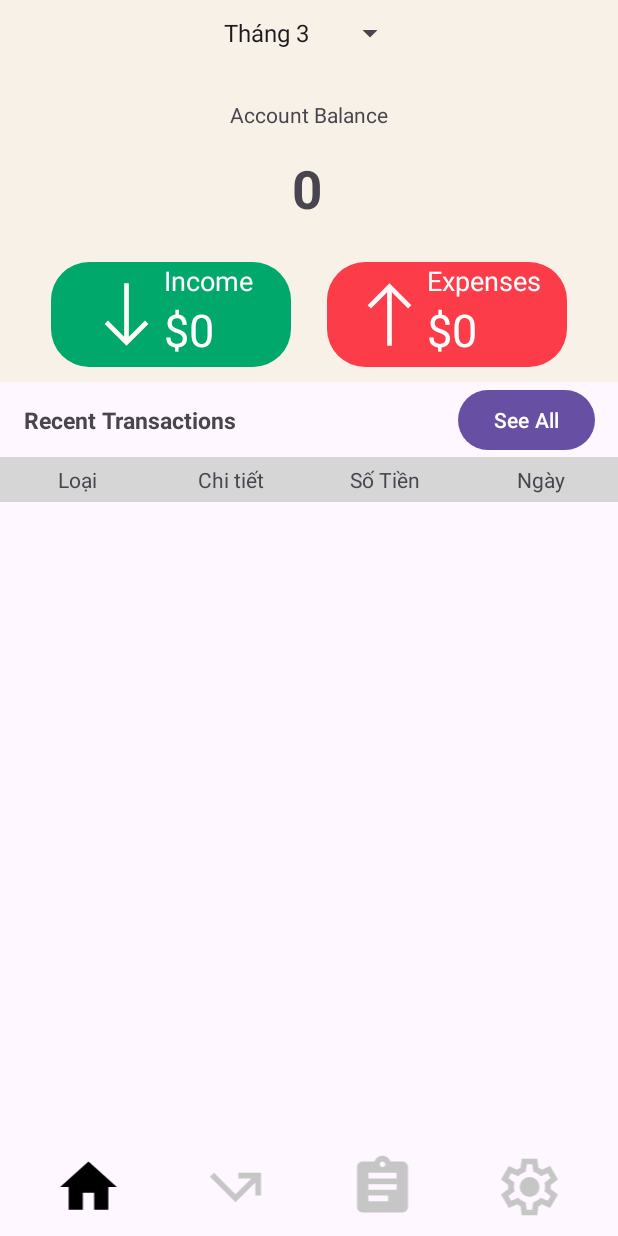
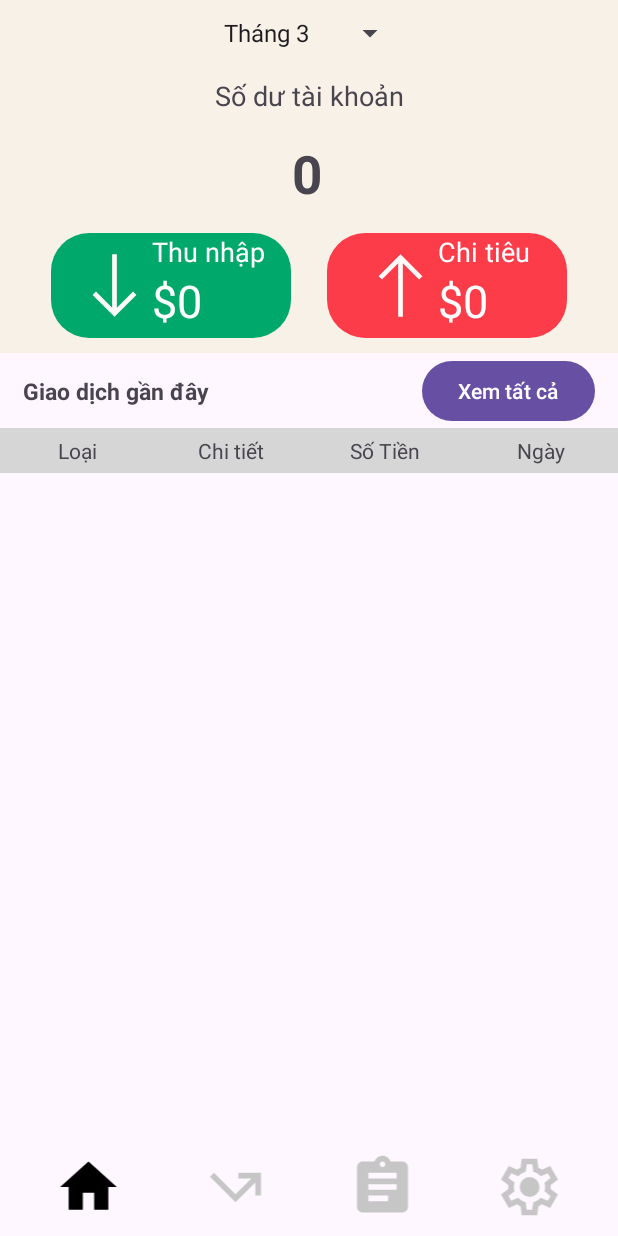
Before and after one commit to hungcoi2002tx/PRM392, an Android app: the screen it shows after launch (Home), on a phone screen of 412 x 824 dp. Run offline under Robolectric (Android 15) with nearby library versions, the phone set to English and light mode, and no system bars.

Commit message:
fix ui home and transaction

```diff
--- a/app/src/main/res/layout/activity_home.xml
+++ b/app/src/main/res/layout/activity_home.xml
@@ -8,8 +8,9 @@
     tools:context=".Home">
 
     <LinearLayout
+        android:id="@+id/top_layout"
         android:layout_width="match_parent"
-        android:layout_height="match_parent"
+        android:layout_height="wrap_content"
         android:orientation="vertical">
 
         <androidx.constraintlayout.widget.ConstraintLayout
@@ -34,12 +35,13 @@
                 android:id="@+id/tv_AccountBalance111"
                 android:layout_width="wrap_content"
                 android:layout_height="wrap_content"
-                android:text="Account Balance"
+                android:text="Số dư tài khoản"
+                android:textSize="18dp"
                 app:layout_constraintBottom_toBottomOf="parent"
                 app:layout_constraintEnd_toEndOf="parent"
                 app:layout_constraintStart_toStartOf="parent"
                 app:layout_constraintTop_toTopOf="parent"
-                app:layout_constraintVertical_bias="0.263" />
+                app:layout_constraintVertical_bias="0.218" />
 
             <TextView
                 android:id="@+id/tv_home_balance"
@@ -58,7 +60,7 @@
                 android:id="@+id/ll_go_income"
                 android:layout_width="160dp"
                 android:layout_height="70dp"
-                android:layout_marginTop="25dp"
+                android:layout_marginTop="16dp"
                 android:background="@drawable/bg_rounded_green"
                 android:gravity="center"
                 android:orientation="horizontal"
@@ -81,7 +83,7 @@
                     <TextView
                         android:layout_width="wrap_content"
                         android:layout_height="wrap_content"
-                        android:text="Income"
+                        android:text="Thu nhập"
                         android:textColor="@color/white"
                         android:textSize="18dp"></TextView>
 
@@ -100,7 +102,7 @@
                 android:id="@+id/ll_go_expense"
                 android:layout_width="160dp"
                 android:layout_height="70dp"
-                android:layout_marginTop="25dp"
+                android:layout_marginTop="16dp"
                 android:background="@drawable/bg_rounded_red"
                 android:gravity="center"
                 android:orientation="horizontal"
@@ -122,7 +124,7 @@
                     <TextView
                         android:layout_width="wrap_content"
                         android:layout_height="wrap_content"
-                        android:text="Expenses"
+                        android:text="Chi tiêu"
                         android:textColor="@color/white"
                         android:textSize="18dp"></TextView>
 
@@ -156,8 +158,8 @@
                 <TextView
                     android:layout_width="wrap_content"
                     android:layout_height="wrap_content"
-                    android:layout_marginStart="16dp"
-                    android:text="Recent Transactions"
+                    android:layout_marginStart="15dp"
+                    android:text="Giao dịch gần đây"
                     android:textSize="15dp"
                     android:textStyle="bold"
                     app:layout_constraintBottom_toBottomOf="parent"
@@ -167,11 +169,11 @@
                 <Button
                     android:layout_width="wrap_content"
                     android:layout_height="wrap_content"
-                    android:text="See All"
+                    android:layout_marginEnd="15dp"
+                    android:text="Xem tất cả"
                     app:layout_constraintBottom_toBottomOf="parent"
                     app:layout_constraintEnd_toEndOf="parent"
-                    app:layout_constraintTop_toTopOf="parent"
-                    android:layout_marginEnd="15dp"/>
+                    app:layout_constraintTop_toTopOf="parent" />
             </androidx.constraintlayout.widget.ConstraintLayout>
 
             <LinearLayout
@@ -214,6 +216,7 @@
                 android:id="@+id/ln_re"
                 android:layout_width="match_parent"
                 android:layout_height="wrap_content"
+                android:padding="10dp"
                 app:layout_constraintBottom_toBottomOf="parent"
                 app:layout_constraintTop_toBottomOf="@id/lo_home_3_1">
 
@@ -231,6 +234,7 @@
         android:id="@+id/lo_home_4"
         android:layout_width="match_parent"
         android:layout_height="wrap_content"
+        android:layout_above="@id/top_layout"
         android:layout_alignParentBottom="true"
         android:layout_margin="10dp"
         android:orientation="horizontal"
--- a/app/src/main/res/layout/activity_main_statitics.xml
+++ b/app/src/main/res/layout/activity_main_statitics.xml
@@ -88,6 +88,6 @@
             android:layout_width="0dp"
             android:layout_height="match_parent"
             android:layout_weight="1"
-            android:src="@drawable/baseline_account_circle_24" />
+            android:src="@drawable/ic_setting" />
     </LinearLayout>
 </RelativeLayout>
```
Also changed, not shown: app/src/main/res/layout/activity_main_transaction.xml (+19 -12 lines).
